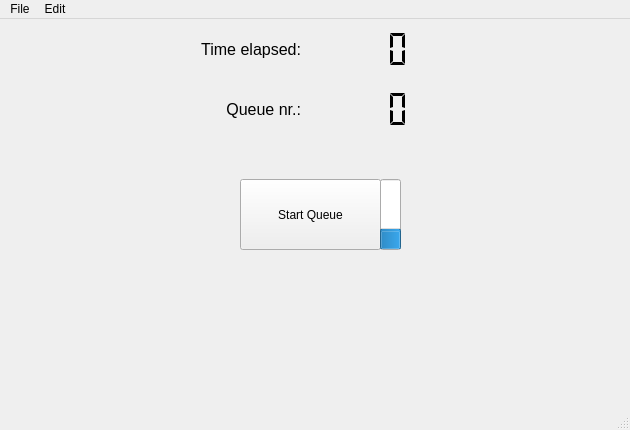
Old version of the form mainwindow.ui in the repository nkris15/P2-miniproject.
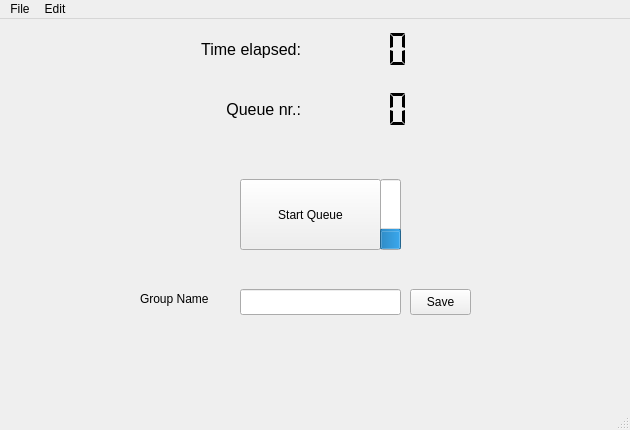
New version of the form.

Diff of the .ui file:
```diff
--- a/mainwindow.ui
+++ b/mainwindow.ui
@@ -149,6 +149,42 @@
      <enum>Qt::Vertical</enum>
     </property>
    </widget>
+   <widget class="QLabel" name="label">
+    <property name="geometry">
+     <rect>
+      <x>140</x>
+      <y>270</y>
+      <width>91</width>
+      <height>20</height>
+     </rect>
+    </property>
+    <property name="text">
+     <string>Group Name</string>
+    </property>
+   </widget>
+   <widget class="QLineEdit" name="lineEdit_groupID">
+    <property name="geometry">
+     <rect>
+      <x>240</x>
+      <y>270</y>
+      <width>161</width>
+      <height>26</height>
+     </rect>
+    </property>
+   </widget>
+   <widget class="QPushButton" name="pushButton_groupID">
+    <property name="geometry">
+     <rect>
+      <x>410</x>
+      <y>270</y>
+      <width>61</width>
+      <height>26</height>
+     </rect>
+    </property>
+    <property name="text">
+     <string>Save</string>
+    </property>
+   </widget>
   </widget>
   <widget class="QMenuBar" name="menuBar">
    <property name="geometry">
```
Left out of the diff: 2 changed lines with no effect on the pictures.
